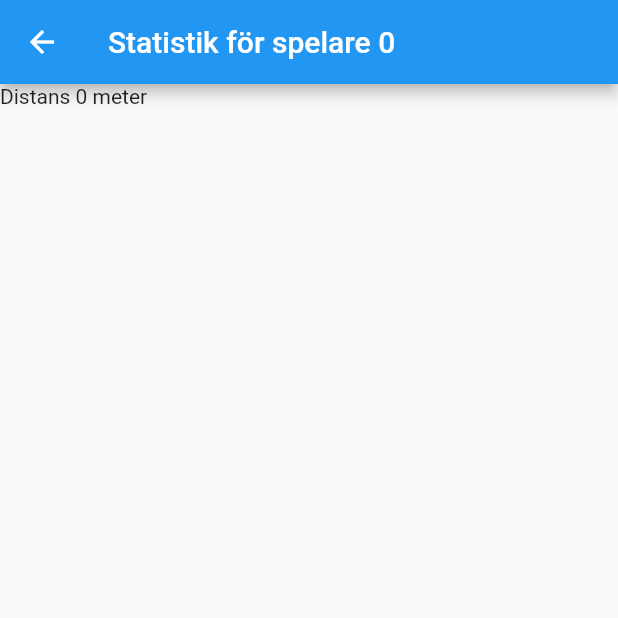
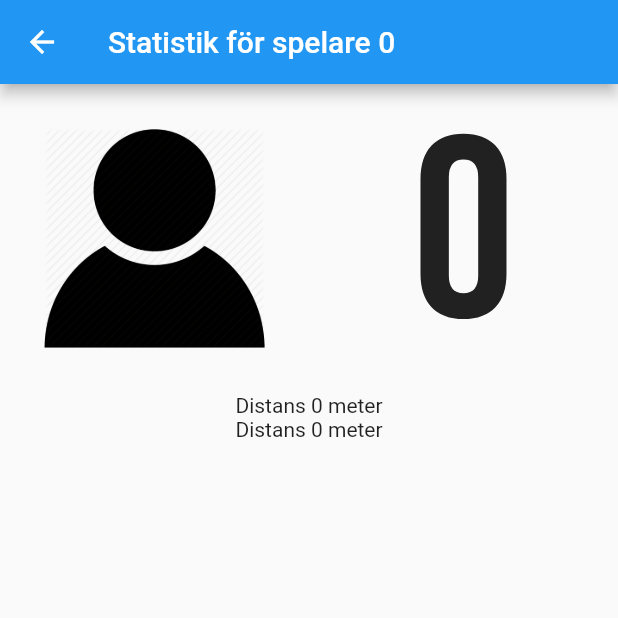
Before and after one commit to l5hy/KandidatarbeteAppTIFX04, a Flutter app: the StatsPage screen opened directly with empty values, on a phone screen of 412 x 824 dp, the top half of it. Run offline on Flutter 3.47's test engine with Material 2 defaults, Android fonts, the light colour scheme and no system bars; our stand-ins replace google_fonts.

Commit message:
started with statspage

```diff
--- a/floorball_stats/lib/main.dart
+++ b/floorball_stats/lib/main.dart
@@ -1,5 +1,6 @@
 import 'package:flutter/material.dart';
 import 'testStats.dart';
+import 'package:google_fonts/google_fonts.dart';
 
 void main(){
   testStats();
@@ -62,6 +63,7 @@ class GamePage extends StatefulWidget{
 
 class _GamePageState extends State<GamePage> {
   TextStyle textStyle = const TextStyle(fontSize: 15, color: Colors.lightBlueAccent);
+
 
   @override
   Widget build(BuildContext context) {
@@ -258,7 +260,39 @@ class Stats extends StatelessWidget {
 
   @override
   Widget build(BuildContext context) {
-    return Text("Distans ${player.distance} meter");
+    double boxSize = MediaQuery.of(context).size.width/2;
+    return Column(
+      children: [
+        Row(
+          children: [
+            Container(
+              height: boxSize,
+              width: boxSize,
+              child: Center(
+                  child: Image(
+                    image: const AssetImage('Assets/silhouette2.png'),
+                    height: boxSize/1.4,
+                  ),
+              ),
+            ),
+            Container(
+              height: boxSize,
+              width: boxSize,
+              child: Center(
+                  child: Text(
+                    player.number.toString(),
+                    style: GoogleFonts.bebasNeue(textStyle: TextStyle(fontSize: boxSize/1.2))
+                  )
+              ),
+            )
+          ],
+        ),
+        Text("Distans ${player.distance} meter"),
+        Text("Distans ${player.distance} meter")
+      ],
+    );
+
+    //Text("Distans ${player.distance} meter");
     //Text("Distans ${player.distance} meter")
   }
 }
--- a/floorball_stats/lib/testStats.dart
+++ b/floorball_stats/lib/testStats.dart
@@ -5,7 +5,6 @@ List<Team> teams = [];
 void testStats() {
 
   List<Player> players = [Player(0, 0)];
-
 
   List<Game> games = [Game("Motståndare", players)];
 
@@ -51,5 +50,4 @@ class Player{
   late int distance;
 
   Player(this.number, this.distance);
-
 }
--- a/floorball_stats/pubspec.yaml
+++ b/floorball_stats/pubspec.yaml
@@ -29,7 +29,7 @@ environment:
 dependencies:
   flutter:
     sdk: flutter
-
+  google_fonts: ^2.3.1
 
   # The following adds the Cupertino Icons font to your application.
   # Use with the CupertinoIcons class for iOS style icons.
@@ -58,7 +58,9 @@ flutter:
   uses-material-design: true
 
   # To add assets to your application, add an assets section, like this:
-  # assets:
+  assets:
+    - Assets/silhouette1.png
+    - Assets/silhouette2.png
   #   - images/a_dot_burr.jpeg
   #   - images/a_dot_ham.jpeg
 
```
Also changed, not shown: floorball_stats/Assets/silhouette1.png (added), floorball_stats/Assets/silhouette2.png (added).
